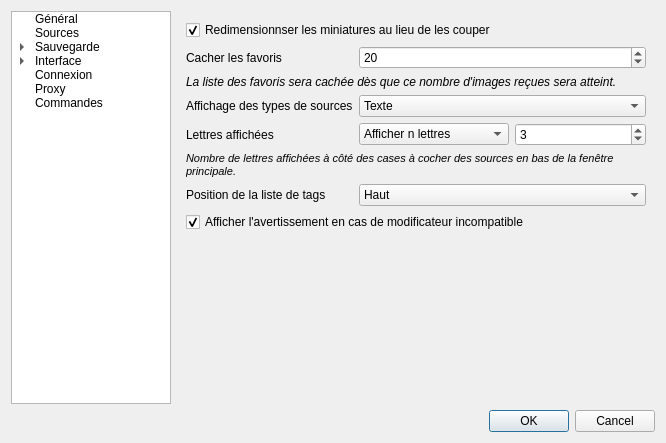
Qt form ui/optionswindow.ui (XanderMld/imgbrd-grabber) before a commit.
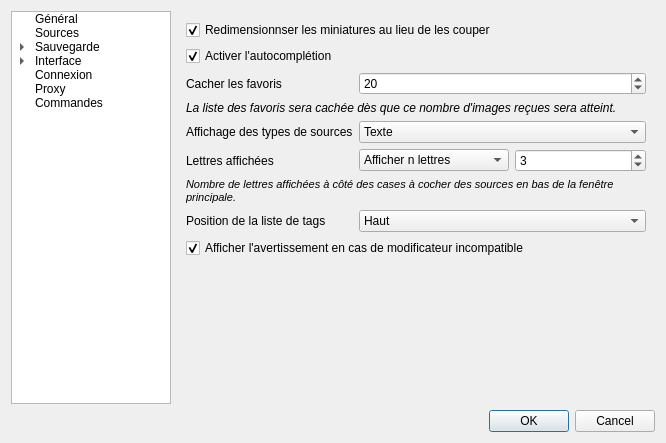
The same form after that commit. The open tabs and pages were chosen to show the change. Icons and pictures are not drawn.

Commit message: * Can disable autocompletion in the options. * Autocompletion shortcut "Ctrl+Space" back. * Fixed the "Danbooru Downloader" title of the session restore window. * Fixed the priority of tokens. * Batch download window now restores itself to its previous states and settings.

Patch:
```diff
--- a/ui/optionswindow.ui
+++ b/ui/optionswindow.ui
@@ -951,14 +951,14 @@
            </property>
           </widget>
          </item>
-         <item row="1" column="0">
+         <item row="2" column="0">
           <widget class="QLabel" name="label_39">
            <property name="text">
             <string>Cacher les favoris</string>
            </property>
           </widget>
          </item>
-         <item row="1" column="1">
+         <item row="2" column="1">
           <widget class="QSpinBox" name="spinHideFavorites">
            <property name="maximum">
             <number>1000</number>
@@ -968,7 +968,7 @@
            </property>
           </widget>
          </item>
-         <item row="2" column="0" colspan="2">
+         <item row="3" column="0" colspan="2">
           <widget class="QLabel" name="label_40">
            <property name="text">
             <string>&lt;i&gt;La liste des favoris sera cachée dès que ce nombre d'images reçues sera atteint.&lt;/i&gt;</string>
@@ -978,14 +978,14 @@
            </property>
           </widget>
          </item>
-         <item row="3" column="0">
+         <item row="4" column="0">
           <widget class="QLabel" name="label_41">
            <property name="text">
             <string>Affichage des types de sources</string>
            </property>
           </widget>
          </item>
-         <item row="3" column="1">
+         <item row="4" column="1">
           <widget class="QComboBox" name="comboSources">
            <item>
             <property name="text">
@@ -1009,14 +1009,14 @@
            </item>
           </widget>
          </item>
-         <item row="4" column="0">
+         <item row="5" column="0">
           <widget class="QLabel" name="label_42">
            <property name="text">
             <string>Lettres affichées</string>
            </property>
           </widget>
          </item>
-         <item row="4" column="1">
+         <item row="5" column="1">
           <layout class="QHBoxLayout" name="horizontalLayout_9">
            <item>
             <widget class="QComboBox" name="comboSourcesLetters">
@@ -1052,7 +1052,7 @@
            </item>
           </layout>
          </item>
-         <item row="5" column="0" colspan="2">
+         <item row="6" column="0" colspan="2">
           <widget class="QLabel" name="label_43">
            <property name="text">
             <string>&lt;!DOCTYPE HTML PUBLIC &quot;-//W3C//DTD HTML 4.0//EN&quot; &quot;http://www.w3.org/TR/REC-html40/strict.dtd&quot;&gt;
@@ -1066,14 +1066,14 @@
            </property>
           </widget>
          </item>
-         <item row="6" column="0">
+         <item row="7" column="0">
           <widget class="QLabel" name="label_44">
            <property name="text">
             <string>Position de la liste de tags</string>
            </property>
           </widget>
          </item>
-         <item row="6" column="1">
+         <item row="7" column="1">
           <widget class="QComboBox" name="comboTagsposition">
            <item>
             <property name="text">
@@ -1092,7 +1092,7 @@
            </item>
           </widget>
          </item>
-         <item row="7" column="0" colspan="2">
+         <item row="8" column="0" colspan="2">
           <widget class="QCheckBox" name="checkShowTagWarning">
            <property name="text">
             <string>Afficher l'avertissement en cas de modificateur incompatible</string>
@@ -1102,6 +1102,16 @@
            </property>
           </widget>
          </item>
+         <item row="1" column="0" colspan="2">
+          <widget class="QCheckBox" name="checkAutocompletion">
+           <property name="text">
+            <string>Activer l'autocomplétion</string>
+           </property>
+           <property name="checked">
+            <bool>true</bool>
+           </property>
+          </widget>
+         </item>
         </layout>
        </widget>
        <widget class="QWidget" name="page12">
```
Left out of the diff: 2 changed lines with no effect on the pictures. The commit also changes 8 other files.
